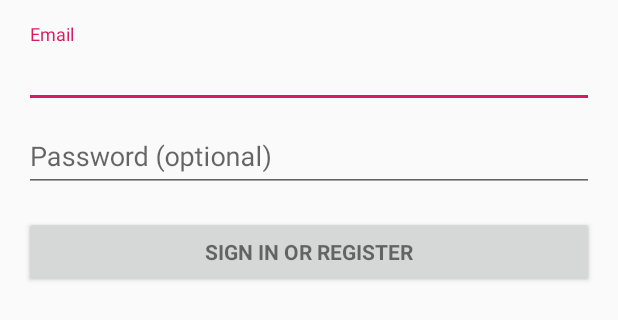
After one commit to duongnhatlong/SaleManager, an Android app: the layout activity_login.xml on its own in the app's theme, with its tools: preview values and no code run, on a phone screen of 412 x 824 dp. The commit adds this screen. Shown: the top 320 px of the screen. Run offline under Robolectric (Android 15) with nearby library versions, the phone set to English and light mode, and no system bars.

Commit message:
New Update #2
New Update in Login Layout

Co-Authored-By: tonvii1207 <tonvii1207@users.noreply.github.com>
Co-Authored-By: tuannmps06551 <tuannmps06551@users.noreply.github.com>
Co-Authored-By: hiepacex <hiepacex@users.noreply.github.com>

```diff
--- a/app/build.gradle
+++ b/app/build.gradle
@@ -22,6 +22,7 @@ dependencies {
     implementation fileTree(dir: 'libs', include: ['*.jar'])
     implementation 'com.android.support:appcompat-v7:28.0.0'
     implementation 'com.android.support.constraint:constraint-layout:1.1.3'
+    implementation 'com.android.support:design:28.0.0'
     testImplementation 'junit:junit:4.12'
     androidTestImplementation 'com.android.support.test:runner:1.0.2'
     androidTestImplementation 'com.android.support.test.espresso:espresso-core:3.0.2'
--- /dev/null
+++ b/app/src/main/res/layout/activity_login.xml
@@ -0,0 +1,78 @@
+<?xml version="1.0" encoding="utf-8"?>
+<LinearLayout xmlns:android="http://schemas.android.com/apk/res/android"
+    xmlns:tools="http://schemas.android.com/tools"
+    android:layout_width="match_parent"
+    android:layout_height="match_parent"
+    android:gravity="center_horizontal"
+    android:orientation="vertical"
+    android:paddingLeft="@dimen/activity_horizontal_margin"
+    android:paddingTop="@dimen/activity_vertical_margin"
+    android:paddingRight="@dimen/activity_horizontal_margin"
+    android:paddingBottom="@dimen/activity_vertical_margin"
+    tools:context=".LoginActivity">
+
+    <!-- Login progress -->
+    <ProgressBar
+        android:id="@+id/login_progress"
+        style="?android:attr/progressBarStyleLarge"
+        android:layout_width="wrap_content"
+        android:layout_height="wrap_content"
+        android:layout_marginBottom="8dp"
+        android:visibility="gone" />
+
+    <ScrollView
+        android:id="@+id/login_form"
+        android:layout_width="match_parent"
+        android:layout_height="match_parent">
+
+        <LinearLayout
+            android:id="@+id/email_login_form"
+            android:layout_width="match_parent"
+            android:layout_height="wrap_content"
+            android:orientation="vertical">
+
+            <android.support.design.widget.TextInputLayout
+                android:layout_width="match_parent"
+                android:layout_height="wrap_content">
+
+                <AutoCompleteTextView
+                    android:id="@+id/email"
+                    android:layout_width="match_parent"
+                    android:layout_height="wrap_content"
+                    android:hint="@string/prompt_email"
+                    android:inputType="textEmailAddress"
+                    android:maxLines="1"
+                    android:singleLine="true" />
+
+            </android.support.design.widget.TextInputLayout>
+
+            <android.support.design.widget.TextInputLayout
+                android:layout_width="match_parent"
+                android:layout_height="wrap_content">
+
+                <EditText
+                    android:id="@+id/password"
+                    android:layout_width="match_parent"
+                    android:layout_height="wrap_content"
+                    android:hint="@string/prompt_password"
+                    android:imeActionId="6"
+                    android:imeActionLabel="@string/action_sign_in_short"
+                    android:imeOptions="actionUnspecified"
+                    android:inputType="textPassword"
+                    android:maxLines="1"
+                    android:singleLine="true" />
+
+            </android.support.design.widget.TextInputLayout>
+
+            <Button
+                android:id="@+id/email_sign_in_button"
+                style="?android:textAppearanceSmall"
+                android:layout_width="match_parent"
+                android:layout_height="wrap_content"
+                android:layout_marginTop="16dp"
+                android:text="@string/action_sign_in"
+                android:textStyle="bold" />
+
+        </LinearLayout>
+    </ScrollView>
+</LinearLayout>
--- /dev/null
+++ b/app/src/main/res/values/dimens.xml
@@ -0,0 +1,5 @@
+<resources>
+    <!-- Default screen margins, per the Android Design guidelines. -->
+    <dimen name="activity_horizontal_margin">16dp</dimen>
+    <dimen name="activity_vertical_margin">16dp</dimen>
+</resources>
--- a/app/src/main/res/values/strings.xml
+++ b/app/src/main/res/values/strings.xml
@@ -1,3 +1,16 @@
 <resources>
     <string name="app_name">SaleManager</string>
+    <string name="title_activity_login">Sign in</string>
+    <!-- Strings related to login -->
+    <string name="prompt_email">Email</string>
+    <string name="prompt_password">Password (optional)</string>
+    <string name="action_sign_in">Sign in or register</string>
+    <string name="action_sign_in_short">Sign in</string>
+    <string name="error_invalid_email">This email address is invalid</string>
+    <string name="error_invalid_password">This password is too short</string>
+    <string name="error_incorrect_password">This password is incorrect</string>
+    <string name="error_field_required">This field is required</string>
+    <string name="permission_rationale">"Contacts permissions are needed for providing email
+        completions."
+    </string>
 </resources>
```
Also changed, not shown: app/src/main/AndroidManifest.xml (+8 -0 lines), app/src/main/java/com/team2/salemanager/LoginActivity.java (added, +349 -0 lines).
